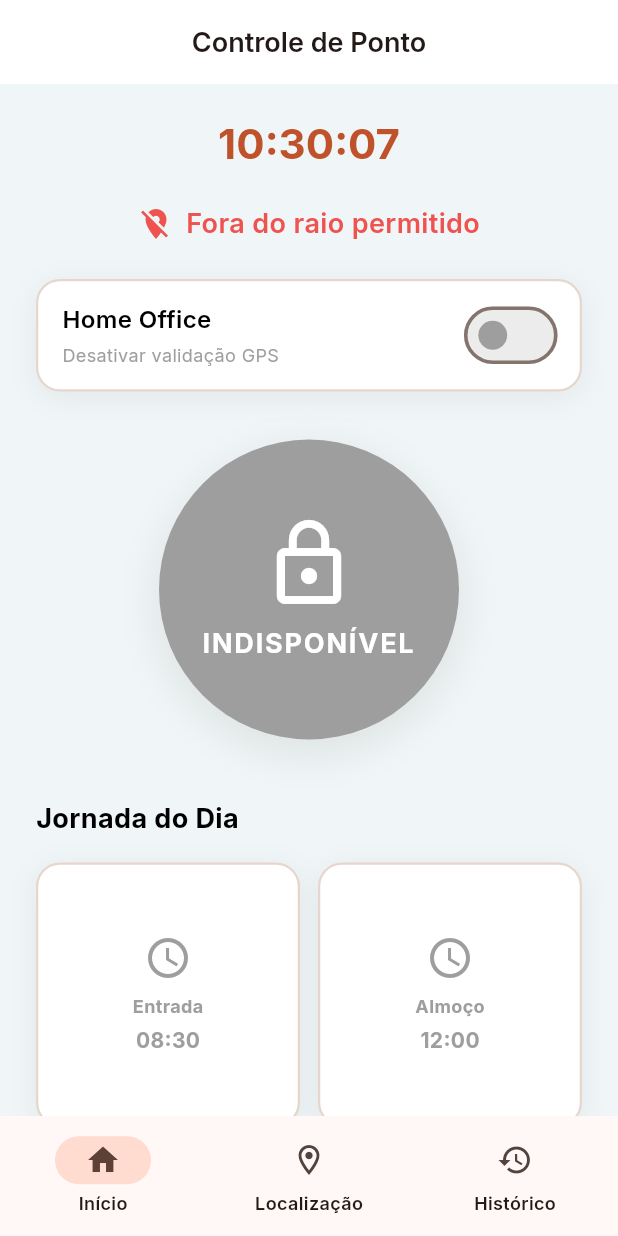
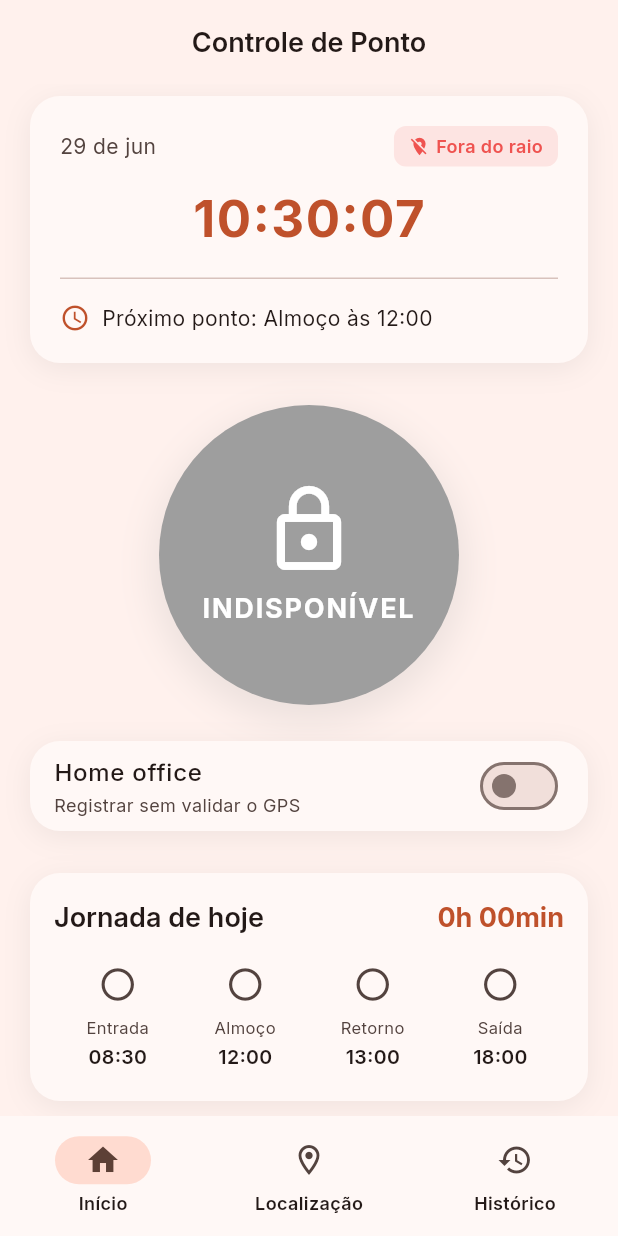
Before and after one commit to AllanMicuanski/PEX-mobile, a Flutter app: the screen it shows after launch, on a phone screen of 412 x 824 dp. Run offline on Flutter 3.47's test engine with Material 3 defaults, Android fonts, the phone set to English and light mode, and no system bars; our stand-ins replace flutter_map, geolocator, image_picker, latlong2, sqflite; accounts and stored records are empty.

Commit message:
feat: redesign home around a focused hero and timeline
introduce a hero card (date, live clock, GPS status chip, next punch),
turn the day's schedule into a horizontal timeline with the worked-hours
stat, make AppCard and the clock theme-aware, and retire GPSIndicator

```diff
--- a/lib/screens/home_screen.dart
+++ b/lib/screens/home_screen.dart
@@ -5,10 +5,25 @@ import '../services/ponto_service.dart';
 import '../services/location_service.dart';
 import '../services/jornada_service.dart';
 import '../widgets/clock_widget.dart';
-import '../widgets/gps_indicator.dart';
 import '../widgets/app_card.dart';
+import '../widgets/status_chip.dart';
 import '../config/theme.dart';
 import 'confirmacao_screen.dart';
+
+const List<String> _mesesAbrev = [
+  'jan',
+  'fev',
+  'mar',
+  'abr',
+  'mai',
+  'jun',
+  'jul',
+  'ago',
+  'set',
+  'out',
+  'nov',
+  'dez',
+];
 
 class HomeScreen extends StatefulWidget {
   const HomeScreen({super.key});
@@ -30,7 +45,6 @@ class _HomeScreenState extends State<HomeScreen> {
   @override
   void initState() {
     super.initState();
-    // Inicializa o serviço de localização
     LocationService.initialize();
     _carregarDados();
     _verificarGPS();
@@ -55,7 +69,6 @@ class _HomeScreenState extends State<HomeScreen> {
   }
 
   Future<void> _carregarDados() async {
-    try {
     final pontos = await _pontoService.buscarHistoricoDePontos();
     final hoje = DateTime.now();
     final registrosHoje = pontos.where((p) {
@@ -63,13 +76,11 @@ class _HomeScreenState extends State<HomeScreen> {
           p.dataHora.month == hoje.month &&
           p.dataHora.day == hoje.day;
     }).toList();
+    if (!mounted) return;
     setState(() {
       _today = registrosHoje;
       _horasTrabalhadas = JornadaService.calcularHorasDia(_today);
     });
-    } finally {
-      // reload completed
-    }
   }
 
   Future<void> _handleRegistrarPonto() async {
@@ -86,23 +97,19 @@ class _HomeScreenState extends State<HomeScreen> {
       await _pontoService.registrarPontoCompleto(homeOffice: _homeOffice);
       await _carregarDados();
 
-      // Mostra modal de confirmação
       if (!mounted) return;
       showDialog(
         context: context,
         barrierDismissible: false,
         builder: (context) => const ConfirmacaoScreen(),
-      ).then((_) {
-        // Refresh após fechar modal
-        _verificarGPS();
-      });
+      ).then((_) => _verificarGPS());
     } catch (e) {
       _mostrarMensagem(
         e.toString().replaceAll('Exception: ', ''),
         isError: true,
       );
     } finally {
-      setState(() => _estaProcessando = false);
+      if (mounted) setState(() => _estaProcessando = false);
     }
   }
 
@@ -119,124 +126,101 @@ class _HomeScreenState extends State<HomeScreen> {
     );
   }
 
+  Ponto? _pontoDoHorario(HorarioJornada horario) {
+    final registros = _today.where((p) => p.tipo == horario.tipo);
+    return registros.isEmpty ? null : registros.first;
+  }
+
   @override
   Widget build(BuildContext context) {
     return Scaffold(
-      backgroundColor: SizebayColors.offWhite,
-      appBar: AppBar(
-        title: const Text('Controle de Ponto'),
-        centerTitle: true,
-        elevation: 0,
-        backgroundColor: Colors.white,
-      ),
+      appBar: AppBar(title: const Text('Controle de Ponto')),
       body: RefreshIndicator(
         onRefresh: _carregarDados,
-        color: SizebayColors.coral,
         child: ListView(
-          padding: const EdgeInsets.symmetric(horizontal: 24, vertical: 24),
+          padding: const EdgeInsets.fromLTRB(20, 8, 20, 28),
           children: [
-            // Header com relógio e GPS
-            _buildHeader(),
+            _buildHeroCard(),
+            const SizedBox(height: 28),
+            _buildMainButton(),
             const SizedBox(height: 24),
-
-            // Flag Home Office
             _buildHomeOfficeToggle(),
-            const SizedBox(height: 32),
-
-            // Botão grande circular
-            _buildMainButton(),
-            const SizedBox(height: 40),
-
-            // 4 slots do dia
-            _buildSlotsDia(),
-            const SizedBox(height: 32),
-
-            // Horas trabalhadas
-            _buildHorasTrabalhadas(),
+            const SizedBox(height: 28),
+            _buildJornadaCard(),
           ],
         ),
       ),
     );
   }
 
-  Widget _buildHeader() {
-    return Column(
+  Widget _buildGpsChip() {
+    if (_homeOffice) {
+      return const StatusChip(
+        color: SizebayColors.azul,
+        label: 'Home office',
+        icon: Icons.home_rounded,
+      );
+    }
+    return _gpsValido
+        ? const StatusChip(
+            color: SizebayColors.verde,
+            label: 'No raio',
+            icon: Icons.location_on,
+          )
+        : const StatusChip(
+            color: SizebayColors.vermelho,
+            label: 'Fora do raio',
+            icon: Icons.location_off,
+          );
+  }
+
+  Widget _buildHeroCard() {
+    final scheme = Theme.of(context).colorScheme;
+    final agora = DateTime.now();
+    final dataLabel = '${agora.day} de ${_mesesAbrev[agora.month - 1]}';
+    final proximo = JornadaService.proximoHorario(_today);
+
+    return AppCard(
+      padding: const EdgeInsets.all(20),
+      child: Column(
+        crossAxisAlignment: CrossAxisAlignment.stretch,
         children: [
-        const ClockWidget(),
-        const SizedBox(height: 24),
-        if (!_homeOffice) GPSIndicator(isValid: _gpsValido),
-        if (_homeOffice)
-          Container(
-            padding: const EdgeInsets.symmetric(horizontal: 16, vertical: 12),
-            decoration: BoxDecoration(
-              color: SizebayColors.azulClaro.withValues(alpha: 0.2),
-              borderRadius: BorderRadius.circular(12),
-              border: Border.all(color: SizebayColors.azulClaro, width: 2),
+          Row(
+            mainAxisAlignment: MainAxisAlignment.spaceBetween,
+            children: [
+              Text(
+                dataLabel,
+                style: Theme.of(context).textTheme.bodyMedium?.copyWith(
+                  color: scheme.onSurfaceVariant,
                 ),
-            child: const Row(
-              mainAxisAlignment: MainAxisAlignment.center,
+              ),
+              _buildGpsChip(),
+            ],
+          ),
+          const SizedBox(height: 16),
+          const Center(child: ClockWidget()),
+          const SizedBox(height: 20),
+          Divider(color: scheme.outlineVariant, height: 1),
+          const SizedBox(height: 16),
+          Row(
             children: [
-                Icon(Icons.home, color: SizebayColors.azulClaro, size: 20),
-                SizedBox(width: 8),
-                Text(
-                  'Modo Home Office Ativado',
-                  style: TextStyle(
-                    color: SizebayColors.azulClaro,
-                    fontWeight: FontWeight.w600,
+              Icon(
+                proximo != null
+                    ? Icons.schedule
+                    : Icons.check_circle_outline_rounded,
+                size: 20,
+                color: proximo != null ? scheme.primary : SizebayColors.verde,
+              ),
+              const SizedBox(width: 8),
+              Expanded(
+                child: Text(
+                  proximo != null
+                      ? 'Próximo ponto: ${proximo.label} às $proximo'
+                      : 'Todos os pontos de hoje registrados',
+                  style: Theme.of(context).textTheme.bodyMedium,
                 ),
               ),
             ],
-            ),
-          ),
-      ],
-    );
-  }
-
-  Widget _buildHomeOfficeToggle() {
-    return AppCard(
-      padding: const EdgeInsets.symmetric(horizontal: 16, vertical: 12),
-      borderColor: _homeOffice ? SizebayColors.coral : SizebayColors.bege,
-      child: Row(
-        mainAxisAlignment: MainAxisAlignment.spaceBetween,
-        children: [
-          const Expanded(
-            child: Column(
-              crossAxisAlignment: CrossAxisAlignment.start,
-              children: [
-                Text(
-                  'Home Office',
-                  style: TextStyle(
-                    fontSize: 16,
-                    fontWeight: FontWeight.w600,
-                    color: SizebayColors.preto,
-                  ),
-                ),
-                SizedBox(height: 4),
-                Text(
-                  'Desativar validação GPS',
-                  style: TextStyle(
-                    fontSize: 12,
-                    color: SizebayColors.cinzaMedio,
-                  ),
-                ),
-              ],
-            ),
-          ),
-          Transform.scale(
-            scale: 1.2,
-            child: Switch(
-              value: _homeOffice,
-              onChanged: (value) {
-                setState(() => _homeOffice = value);
-                _verificarGPS();
-              },
-              activeThumbColor: SizebayColors.coral,
-              activeTrackColor: SizebayColors.coral.withValues(alpha: 0.3),
-              inactiveThumbColor: SizebayColors.cinzaMedio,
-              inactiveTrackColor: SizebayColors.cinzaMedio.withValues(
-                alpha: 0.2,
-              ),
-            ),
           ),
         ],
       ),
@@ -257,7 +241,7 @@ class _HomeScreenState extends State<HomeScreen> {
         ? [SizebayColors.cinzaMedio, SizebayColors.cinzaMedio]
         : tempoSaida
         ? [SizebayColors.vermelho, const Color(0xFFFF8A85)]
-        : [SizebayColors.coral, const Color(0xFFF7663D)];
+        : [SizebayColors.coral, SizebayColors.coralClaro];
 
     return Center(
       child: Semantics(
@@ -337,155 +321,124 @@ class _HomeScreenState extends State<HomeScreen> {
     );
   }
 
-  Widget _buildSlotsDia() {
-    return Column(
+  Widget _buildHomeOfficeToggle() {
+    final scheme = Theme.of(context).colorScheme;
+    return AppCard(
+      padding: const EdgeInsets.symmetric(horizontal: 16, vertical: 6),
+      child: Row(
+        children: [
+          Expanded(
+            child: Column(
               crossAxisAlignment: CrossAxisAlignment.start,
               children: [
-        const Text(
-          'Jornada do Dia',
-          style: TextStyle(
-            fontSize: 18,
-            fontWeight: FontWeight.w700,
-            color: SizebayColors.preto,
+                Text(
+                  'Home office',
+                  style: Theme.of(context).textTheme.bodyLarge,
+                ),
+                const SizedBox(height: 2),
+                Text(
+                  'Registrar sem validar o GPS',
+                  style: Theme.of(context).textTheme.bodyMedium?.copyWith(
+                    fontSize: 12,
+                    color: scheme.onSurfaceVariant,
                   ),
                 ),
-        const SizedBox(height: 16),
-        GridView.count(
-          crossAxisCount: 2,
-          shrinkWrap: true,
-          physics: const NeverScrollableScrollPhysics(),
-          mainAxisSpacing: 12,
-          crossAxisSpacing: 12,
-          children: JornadaService.horariosFixos
-              .map((horario) => _buildSlotCard(horario))
-              .toList(),
-        ),
               ],
-    );
-  }
-
-  Widget _buildSlotCard(HorarioJornada horario) {
-    Ponto? pontoRegistrado;
-    try {
-      pontoRegistrado = _today.firstWhere((p) => p.tipo == horario.tipo);
-    } catch (_) {
-      pontoRegistrado = null;
-    }
-
-    final temRegistro = pontoRegistrado != null;
-    final status = temRegistro
-        ? JornadaService.statusPonto(pontoRegistrado)
-        : 'pendente';
-
-    Color corBorda = SizebayColors.bege;
-    Color corTexto = SizebayColors.cinzaMedio;
-    IconData icone = Icons.schedule;
-
-    if (temRegistro) {
-      if (status == 'no_horario') {
-        corBorda = SizebayColors.verde;
-        corTexto = SizebayColors.verde;
-        icone = Icons.check_circle;
-      } else if (status == 'atrasado') {
-        corBorda = SizebayColors.laranja;
-        corTexto = SizebayColors.laranja;
-        icone = Icons.schedule;
-      }
-    }
-
-    return AppCard(
-      borderColor: corBorda,
-      padding: const EdgeInsets.all(12),
-      child: Column(
-        mainAxisAlignment: MainAxisAlignment.center,
-        children: [
-          Icon(icone, color: corTexto, size: 32),
-          const SizedBox(height: 8),
-          Text(
-            horario.label,
-            style: TextStyle(
-              fontSize: 12,
-              color: corTexto,
-              fontWeight: FontWeight.bold,
             ),
           ),
-          const SizedBox(height: 4),
-          Text(
-            horario.toString(),
-            style: TextStyle(
-              fontSize: 14,
-              color: corTexto,
-              fontWeight: FontWeight.bold,
-            ),
-          ),
-          if (temRegistro)
-            Text(
-              DateFormat('HH:mm').format(pontoRegistrado.dataHora),
-              style: TextStyle(fontSize: 11, color: corTexto),
+          Switch(
+            value: _homeOffice,
+            onChanged: (value) {
+              setState(() => _homeOffice = value);
+              _verificarGPS();
+            },
           ),
         ],
       ),
     );
   }
 
-  Widget _buildHorasTrabalhadas() {
-    return Container(
-      padding: const EdgeInsets.all(20),
-      decoration: BoxDecoration(
-        gradient: LinearGradient(
-          colors: [
-            SizebayColors.azulClaro.withValues(alpha: 0.2),
-            SizebayColors.bege.withValues(alpha: 0.1),
-          ],
-          begin: Alignment.topLeft,
-          end: Alignment.bottomRight,
-        ),
-        borderRadius: BorderRadius.circular(12),
-        border: Border.all(color: SizebayColors.azulClaro, width: 2),
-        boxShadow: [
-          BoxShadow(
-            color: SizebayColors.azulClaro.withValues(alpha: 0.1),
-            blurRadius: 8,
-            offset: const Offset(0, 2),
-          ),
-        ],
-      ),
-      child: Row(
-        mainAxisAlignment: MainAxisAlignment.spaceBetween,
-        children: [
-          Column(
+  Widget _buildJornadaCard() {
+    return AppCard(
+      padding: const EdgeInsets.fromLTRB(16, 18, 16, 20),
+      child: Column(
         crossAxisAlignment: CrossAxisAlignment.start,
         children: [
+          Row(
+            mainAxisAlignment: MainAxisAlignment.spaceBetween,
+            crossAxisAlignment: CrossAxisAlignment.end,
+            children: [
               Text(
-                'Horas Trabalhadas',
-                style: TextStyle(
-                  fontSize: 14,
-                  color: SizebayColors.cinzaMedio,
-                  fontWeight: FontWeight.w500,
+                'Jornada de hoje',
+                style: Theme.of(context).textTheme.titleLarge,
               ),
-              ),
-              const SizedBox(height: 8),
               Text(
                 _horasTrabalhadas,
-                style: const TextStyle(
-                  fontSize: 28,
-                  fontWeight: FontWeight.bold,
+                style: Theme.of(context).textTheme.titleLarge?.copyWith(
                   color: SizebayColors.coral,
+                  fontWeight: FontWeight.w700,
                 ),
               ),
             ],
           ),
-          Container(
-            padding: const EdgeInsets.all(12),
-            decoration: BoxDecoration(
-              color: SizebayColors.coral.withValues(alpha: 0.1),
-              shape: BoxShape.circle,
+          const SizedBox(height: 20),
+          Row(
+            crossAxisAlignment: CrossAxisAlignment.start,
+            children: JornadaService.horariosFixos
+                .map((horario) => _buildTimelineNode(horario))
+                .toList(),
           ),
-            child: const Icon(
-              Icons.timer,
-              size: 48,
-              color: SizebayColors.coral,
+        ],
       ),
+    );
+  }
+
+  Widget _buildTimelineNode(HorarioJornada horario) {
+    final scheme = Theme.of(context).colorScheme;
+    final ponto = _pontoDoHorario(horario);
+    final temRegistro = ponto != null;
+
+    Color cor = scheme.onSurfaceVariant;
+    IconData icone = Icons.circle_outlined;
+
+    if (temRegistro) {
+      final status = JornadaService.statusPonto(ponto);
+      if (status == 'atrasado') {
+        cor = SizebayColors.laranja;
+        icone = Icons.schedule;
+      } else {
+        cor = SizebayColors.verde;
+        icone = Icons.check_circle;
+      }
+    }
+
+    return Expanded(
+      child: Column(
+        children: [
+          Icon(icone, color: cor, size: 26),
+          const SizedBox(height: 8),
+          Text(
+            horario.label,
+            textAlign: TextAlign.center,
+            style: Theme.of(context).textTheme.bodyMedium?.copyWith(
+              fontSize: 11,
+              color: scheme.onSurfaceVariant,
+            ),
+          ),
+          const SizedBox(height: 2),
+          Text(
+            horario.toString(),
+            style: Theme.of(context).textTheme.bodyMedium?.copyWith(
+              fontSize: 13,
+              fontWeight: FontWeight.w600,
+            ),
+          ),
+          if (temRegistro)
+            Text(
+              DateFormat('HH:mm').format(ponto.dataHora),
+              style: Theme.of(
+                context,
+              ).textTheme.bodyMedium?.copyWith(fontSize: 11, color: cor),
             ),
         ],
       ),
--- a/lib/widgets/app_card.dart
+++ b/lib/widgets/app_card.dart
@@ -15,17 +15,18 @@ class AppCard extends StatelessWidget {
 
   @override
   Widget build(BuildContext context) {
+    final scheme = Theme.of(context).colorScheme;
     return Container(
       padding: padding,
       decoration: BoxDecoration(
-        color: Colors.white,
-        borderRadius: BorderRadius.circular(16),
+        color: scheme.surface,
+        borderRadius: BorderRadius.circular(AppRadius.card),
         border: borderColor != null
             ? Border.all(color: borderColor!, width: 1.5)
             : null,
         boxShadow: [
           BoxShadow(
-            color: SizebayColors.preto.withValues(alpha: 0.06),
+            color: scheme.shadow.withValues(alpha: 0.06),
             blurRadius: 16,
             offset: const Offset(0, 4),
           ),
--- a/lib/widgets/clock_widget.dart
+++ b/lib/widgets/clock_widget.dart
@@ -36,9 +36,10 @@ class _ClockWidgetState extends State<ClockWidget> {
 
     return Text(
       formattedTime,
-      style: Theme.of(context).textTheme.displayMedium?.copyWith(
+      style: Theme.of(context).textTheme.displayLarge?.copyWith(
         fontWeight: FontWeight.bold,
         color: SizebayColors.coral,
+        letterSpacing: 1,
       ),
     );
   }
--- a/lib/widgets/gps_indicator.dart
+++ /dev/null
@@ -1,33 +0,0 @@
-import 'package:flutter/material.dart';
-import '../config/theme.dart';
-
-class GPSIndicator extends StatelessWidget {
-  final bool isValid;
-
-  const GPSIndicator({super.key, required this.isValid});
-
-  @override
-  Widget build(BuildContext context) {
-    final cor = isValid ? SizebayColors.verde : SizebayColors.vermelho;
-
-    return Row(
-      mainAxisAlignment: MainAxisAlignment.center,
-      children: [
-        Icon(
-          isValid ? Icons.location_on : Icons.location_off,
-          color: cor,
-          size: 24,
-        ),
-        const SizedBox(width: 8),
-        Text(
-          isValid ? 'GPS validado' : 'Fora do raio permitido',
-          style: TextStyle(
-            fontSize: 18,
-            fontWeight: FontWeight.w600,
-            color: cor,
-          ),
-        ),
-      ],
-    );
-  }
-}
```
Lines whose indentation alone changed are shown as unchanged.
